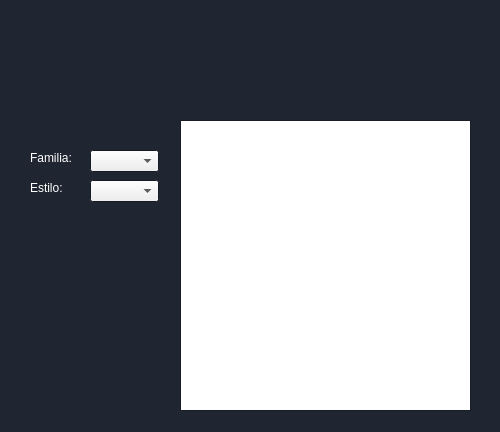
Old version of the form buscarcerveza.ui in the repository pacheevb/ED_Proyecto2.
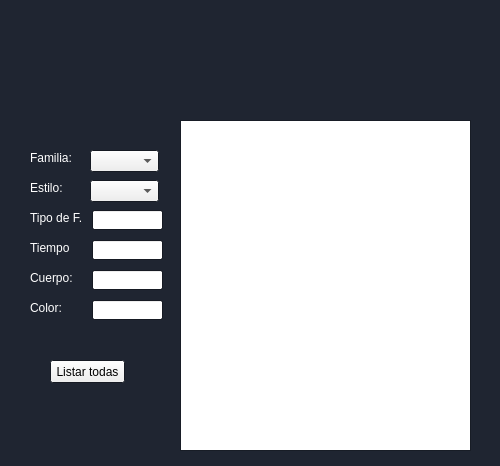
New version of the form. Icons and pictures are not drawn.

```diff
--- a/buscarcerveza.ui
+++ b/buscarcerveza.ui
@@ -7,7 +7,7 @@
     <x>0</x>
     <y>0</y>
     <width>500</width>
-    <height>432</height>
+    <height>466</height>
    </rect>
   </property>
   <property name="palette">
@@ -102,7 +102,7 @@
      <x>180</x>
      <y>120</y>
      <width>291</width>
-     <height>291</height>
+     <height>331</height>
     </rect>
    </property>
   </widget>
@@ -169,8 +169,8 @@
   <widget class="QPushButton" name="btn_buscar">
    <property name="geometry">
     <rect>
-     <x>50</x>
-     <y>260</y>
+     <x>40</x>
+     <y>400</y>
      <width>91</width>
      <height>41</height>
     </rect>
@@ -245,8 +245,8 @@
   <widget class="QLabel" name="label_4">
    <property name="geometry">
     <rect>
-     <x>30</x>
-     <y>260</y>
+     <x>20</x>
+     <y>400</y>
      <width>141</width>
      <height>51</height>
     </rect>
@@ -261,6 +261,259 @@
     <bool>false</bool>
    </property>
   </widget>
+  <widget class="QLineEdit" name="cuerpo">
+   <property name="geometry">
+    <rect>
+     <x>92</x>
+     <y>270</y>
+     <width>71</width>
+     <height>20</height>
+    </rect>
+   </property>
+  </widget>
+  <widget class="QLabel" name="label_5">
+   <property name="geometry">
+    <rect>
+     <x>30</x>
+     <y>270</y>
+     <width>51</width>
+     <height>16</height>
+    </rect>
+   </property>
+   <property name="palette">
+    <palette>
+     <active>
+      <colorrole role="WindowText">
+       <brush brushstyle="SolidPattern">
+        <color alpha="255">
+         <red>255</red>
+         <green>255</green>
+         <blue>255</blue>
+        </color>
+       </brush>
+      </colorrole>
+     </active>
+     <inactive>
+      <colorrole role="WindowText">
+       <brush brushstyle="SolidPattern">
+        <color alpha="255">
+         <red>255</red>
+         <green>255</green>
+         <blue>255</blue>
+        </color>
+       </brush>
+      </colorrole>
+     </inactive>
+     <disabled>
+      <colorrole role="WindowText">
+       <brush brushstyle="SolidPattern">
+        <color alpha="255">
+         <red>120</red>
+         <green>120</green>
+         <blue>120</blue>
+        </color>
+       </brush>
+      </colorrole>
+     </disabled>
+    </palette>
+   </property>
+   <property name="text">
+    <string>Cuerpo:</string>
+   </property>
+  </widget>
+  <widget class="QLineEdit" name="tipo">
+   <property name="geometry">
+    <rect>
+     <x>92</x>
+     <y>210</y>
+     <width>71</width>
+     <height>20</height>
+    </rect>
+   </property>
+  </widget>
+  <widget class="QLabel" name="label_6">
+   <property name="geometry">
+    <rect>
+     <x>30</x>
+     <y>210</y>
+     <width>51</width>
+     <height>16</height>
+    </rect>
+   </property>
+   <property name="palette">
+    <palette>
+     <active>
+      <colorrole role="WindowText">
+       <brush brushstyle="SolidPattern">
+        <color alpha="255">
+         <red>255</red>
+         <green>255</green>
+         <blue>255</blue>
+        </color>
+       </brush>
+      </colorrole>
+     </active>
+     <inactive>
+      <colorrole role="WindowText">
+       <brush brushstyle="SolidPattern">
+        <color alpha="255">
+         <red>255</red>
+         <green>255</green>
+         <blue>255</blue>
+        </color>
+       </brush>
+      </colorrole>
+     </inactive>
+     <disabled>
+      <colorrole role="WindowText">
+       <brush brushstyle="SolidPattern">
+        <color alpha="255">
+         <red>120</red>
+         <green>120</green>
+         <blue>120</blue>
+        </color>
+       </brush>
+      </colorrole>
+     </disabled>
+    </palette>
+   </property>
+   <property name="text">
+    <string>Tipo de F.</string>
+   </property>
+  </widget>
+  <widget class="QLineEdit" name="tiempo">
+   <property name="geometry">
+    <rect>
+     <x>92</x>
+     <y>240</y>
+     <width>71</width>
+     <height>20</height>
+    </rect>
+   </property>
+  </widget>
+  <widget class="QLabel" name="label_7">
+   <property name="geometry">
+    <rect>
+     <x>30</x>
+     <y>240</y>
+     <width>51</width>
+     <height>16</height>
+    </rect>
+   </property>
+   <property name="palette">
+    <palette>
+     <active>
+      <colorrole role="WindowText">
+       <brush brushstyle="SolidPattern">
+        <color alpha="255">
+         <red>255</red>
+         <green>255</green>
+         <blue>255</blue>
+        </color>
+       </brush>
+      </colorrole>
+     </active>
+     <inactive>
+      <colorrole role="WindowText">
+       <brush brushstyle="SolidPattern">
+        <color alpha="255">
+         <red>255</red>
+         <green>255</green>
+         <blue>255</blue>
+        </color>
+       </brush>
+      </colorrole>
+     </inactive>
+     <disabled>
+      <colorrole role="WindowText">
+       <brush brushstyle="SolidPattern">
+        <color alpha="255">
+         <red>120</red>
+         <green>120</green>
+         <blue>120</blue>
+        </color>
+       </brush>
+      </colorrole>
+     </disabled>
+    </palette>
+   </property>
+   <property name="text">
+    <string>Tiempo</string>
+   </property>
+  </widget>
+  <widget class="QPushButton" name="listar">
+   <property name="geometry">
+    <rect>
+     <x>50</x>
+     <y>360</y>
+     <width>75</width>
+     <height>23</height>
+    </rect>
+   </property>
+   <property name="text">
+    <string>Listar todas</string>
+   </property>
+  </widget>
+  <widget class="QLineEdit" name="color">
+   <property name="geometry">
+    <rect>
+     <x>92</x>
+     <y>300</y>
+     <width>71</width>
+     <height>20</height>
+    </rect>
+   </property>
+  </widget>
+  <widget class="QLabel" name="label_8">
+   <property name="geometry">
+    <rect>
+     <x>30</x>
+     <y>300</y>
+     <width>51</width>
+     <height>16</height>
+    </rect>
+   </property>
+   <property name="palette">
+    <palette>
+     <active>
+      <colorrole role="WindowText">
+       <brush brushstyle="SolidPattern">
+        <color alpha="255">
+         <red>255</red>
+         <green>255</green>
+         <blue>255</blue>
+        </color>
+       </brush>
+      </colorrole>
+     </active>
+     <inactive>
+      <colorrole role="WindowText">
+       <brush brushstyle="SolidPattern">
+        <color alpha="255">
+         <red>255</red>
+         <green>255</green>
+         <blue>255</blue>
+        </color>
+       </brush>
+      </colorrole>
+     </inactive>
+     <disabled>
+      <colorrole role="WindowText">
+       <brush brushstyle="SolidPattern">
+        <color alpha="255">
+         <red>120</red>
+         <green>120</green>
+         <blue>120</blue>
+        </color>
+       </brush>
+      </colorrole>
+     </disabled>
+    </palette>
+   </property>
+   <property name="text">
+    <string>Color:</string>
+   </property>
+  </widget>
   <zorder>label</zorder>
   <zorder>listWidget</zorder>
   <zorder>comboBox</zorder>
```
Left out of the diff: 9 changed lines with no effect on the pictures.
